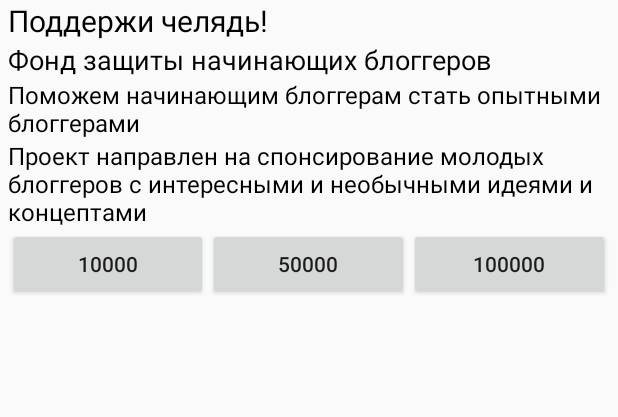
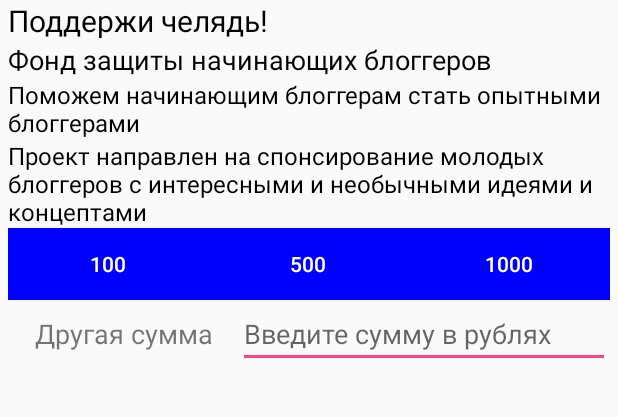
Before and after one commit to Carups/paywell, an Android app: the screen it shows after launch (ProjectDescriptionActivity), after a tap on "Поддержи челядь!", on a phone screen of 412 x 824 dp, the part 200-617 px from its top. Run offline under Robolectric (Android 15) with nearby library versions, the phone set to English and light mode, and no system bars.

Commit message:
Add manual value payment

```diff
--- a/paywell/app/src/main/java/ru/spbau/mit/hackathon/paywell/projectdescription/ProjectDescriptionActivity.kt
+++ b/paywell/app/src/main/java/ru/spbau/mit/hackathon/paywell/projectdescription/ProjectDescriptionActivity.kt
@@ -3,7 +3,9 @@ package ru.spbau.mit.hackathon.paywell.projectdescription
 import android.os.Bundle
 import android.support.design.widget.Snackbar
 import android.support.v7.app.AppCompatActivity
+import android.view.inputmethod.EditorInfo
 import android.widget.Button
+import android.widget.EditText
 import android.widget.TextView
 import org.json.JSONObject
 import ru.spbau.mit.hackathon.paywell.R
@@ -30,8 +32,18 @@ class ProjectDescriptionActivity: AppCompatActivity() {
         val donate2Button: Button = findViewById(R.id.pay2)
         val donate3Button: Button = findViewById(R.id.pay3)
 
-        donate1Button.setOnClickListener { Snackbar.make(findViewById(R.id.descriptionLayout), "Paid ${donate1Button.text}", 1000).show() }
-        donate2Button.setOnClickListener { Snackbar.make(findViewById(R.id.descriptionLayout), "Paid ${donate2Button.text}", 1000).show() }
-        donate3Button.setOnClickListener { Snackbar.make(findViewById(R.id.descriptionLayout), "Paid ${donate3Button.text}", 1000).show() }
+        val manualPaymentText: EditText = findViewById(R.id.manualPaymentText)
+        manualPaymentText.imeOptions = EditorInfo.IME_ACTION_GO
+        manualPaymentText.setOnEditorActionListener { v, actionId, event ->
+            if (actionId == EditorInfo.IME_ACTION_GO) {
+                Snackbar.make(findViewById(R.id.descriptionLayout), "Paid ${manualPaymentText.text}00", 1000).show()
+                true
+            }
+            false
+        }
+
+        donate1Button.setOnClickListener { Snackbar.make(findViewById(R.id.descriptionLayout), "Paid ${donate1Button.text}00", 1000).show() }
+        donate2Button.setOnClickListener { Snackbar.make(findViewById(R.id.descriptionLayout), "Paid ${donate2Button.text}00", 1000).show() }
+        donate3Button.setOnClickListener { Snackbar.make(findViewById(R.id.descriptionLayout), "Paid ${donate3Button.text}00", 1000).show() }
     }
 }
--- a/paywell/app/src/main/java/ru/spbau/mit/hackathon/paywell/projectslist/MainActivity.kt
+++ b/paywell/app/src/main/java/ru/spbau/mit/hackathon/paywell/projectslist/MainActivity.kt
@@ -1,9 +1,7 @@
 package ru.spbau.mit.hackathon.paywell.projectslist
 
-import android.content.Intent
 import android.support.v7.app.AppCompatActivity
 import android.os.Bundle
-import android.support.v7.widget.CardView
 import android.support.v7.widget.LinearLayoutManager
 import android.support.v7.widget.RecyclerView
 import org.json.JSONArray
--- a/paywell/app/src/main/res/layout/project_description.xml
+++ b/paywell/app/src/main/res/layout/project_description.xml
@@ -56,33 +56,112 @@
 
         <LinearLayout
             android:layout_width="match_parent"
-            android:layout_height="match_parent"
+            android:layout_height="wrap_content"
+            android:orientation="vertical"
             android:layout_below="@id/fullProjectDescription"
+            android:id="@+id/paymentLayout">
+
+            <LinearLayout
+                android:id="@+id/concreteValuesPayment"
+                android:layout_width="match_parent"
+                android:layout_height="wrap_content"
+                android:layout_weight="1"
                 android:orientation="horizontal">
 
                 <Button
+                    android:id="@+id/pay1"
+                    style="@style/Widget.AppCompat.Button.Colored"
                     android:layout_width="wrap_content"
                     android:layout_height="wrap_content"
                     android:layout_gravity="center_horizontal"
                     android:layout_weight="1"
-                android:id="@+id/pay1"
-                android:text="10000"/>
+                    android:background="#0000ff"
+                    android:text="100"
+                    android:textColor="#ffffff" />
 
                 <Button
+                    android:id="@+id/pay2"
+                    style="@style/Widget.AppCompat.Button.Colored"
                     android:layout_width="wrap_content"
                     android:layout_height="wrap_content"
                     android:layout_gravity="center_horizontal"
                     android:layout_weight="1"
-                android:id="@+id/pay2"
-                android:text="50000"/>
+                    android:background="#0000ff"
+                    android:text="500"
+                    android:textColor="#ffffff" />
 
                 <Button
+                    android:id="@+id/pay3"
+                    style="@style/Widget.AppCompat.Button.Colored"
                     android:layout_width="wrap_content"
                     android:layout_height="wrap_content"
                     android:layout_gravity="center_horizontal"
                     android:layout_weight="1"
-                android:id="@+id/pay3"
-                android:text="100000"/>
+                    android:background="#0000ff"
+                    android:text="1000"
+                    android:textColor="#ffffff" />
+
+            </LinearLayout>
+
+        <!--<LinearLayout-->
+            <!--android:id="@+id/categoricalValuesPayment"-->
+            <!--android:layout_width="match_parent"-->
+            <!--android:layout_height="wrap_content"-->
+            <!--android:layout_weight="1"-->
+            <!--android:orientation="horizontal">-->
+
+            <!--<Button-->
+                <!--android:id="@+id/payRandom"-->
+                <!--style="@style/Widget.AppCompat.Button.Colored"-->
+                <!--android:layout_width="wrap_content"-->
+                <!--android:layout_height="wrap_content"-->
+                <!--android:layout_gravity="center_horizontal"-->
+                <!--android:layout_weight="1"-->
+                <!--android:background="#ae002e"-->
+                <!--android:text="Рандомная сумма"-->
+                <!--android:textColor="#ffffff" />-->
+
+            <!--<Button-->
+                <!--android:id="@+id/payAll"-->
+                <!--style="@style/Widget.AppCompat.Button.Colored"-->
+                <!--android:layout_width="wrap_content"-->
+                <!--android:layout_height="wrap_content"-->
+                <!--android:layout_gravity="center_horizontal"-->
+                <!--android:layout_weight="1"-->
+                <!--android:background="#ae002e"-->
+                <!--android:text="Отдать все"-->
+                <!--android:textColor="#ffffff" />-->
+        <!--</LinearLayout>-->
+
+            <LinearLayout
+                android:id="@+id/manualValuePayment"
+                android:layout_width="match_parent"
+                android:layout_height="wrap_content"
+                android:layout_weight="1"
+                android:orientation="horizontal">
+
+                <TextView
+                    android:layout_width="wrap_content"
+                    android:layout_height="wrap_content"
+                    android:id="@+id/manualPaymentLabel"
+                    android:text="Другая сумма"
+                    android:layout_gravity="center_vertical"
+                    android:layout_weight="1"
+                    android:textAlignment="center"
+                    android:textSize="18sp"
+                    />
+
+                <EditText
+                    android:layout_width="wrap_content"
+                    android:layout_height="wrap_content"
+                    android:id="@+id/manualPaymentText"
+                    android:inputType="number"
+                    android:layout_weight="1"
+                    android:hint="Введите сумму в рублях"
+                    />
+
+            </LinearLayout>
+
         </LinearLayout>
 
     </RelativeLayout>
```
Lines whose indentation alone changed are shown as unchanged.
